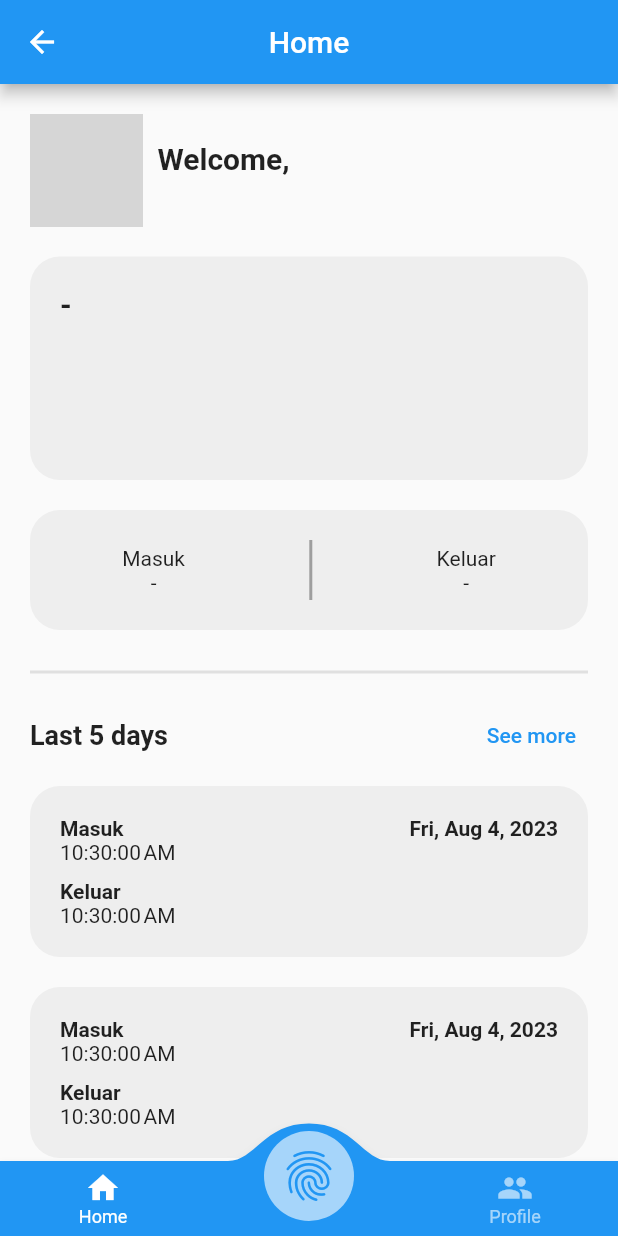
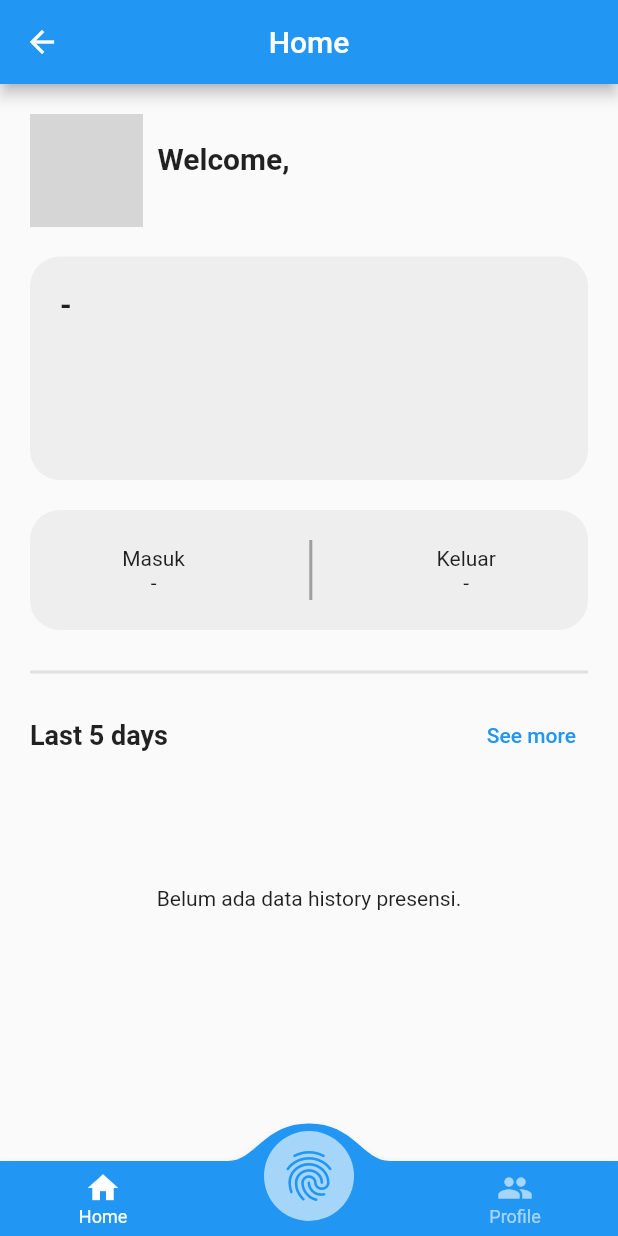
Before and after one commit to tadin-project/flutter-presence, a Flutter app: the HomeView screen opened by its route, on a phone screen of 412 x 824 dp. Run offline on Flutter 3.47's test engine with Material 2 defaults, Android fonts, the phone set to English and light mode, and no system bars; drawn by our look-alikes of convex_bottom_bar; our stand-ins replace cached_network_image, cloud_firestore, firebase_auth, firebase_core, firebase_storage, geocoding and 3 more; accounts and stored records are empty; generated files the repository leaves out were written again; network calls fail; grey boxes are pictures that could not be loaded.

Commit message:
show last 5 presence done

```diff
--- a/lib/app/modules/home/views/home_view.dart
+++ b/lib/app/modules/home/views/home_view.dart
@@ -118,13 +118,31 @@ class HomeView extends GetView<HomeController> {
                     color: Colors.grey[200],
                     borderRadius: BorderRadius.circular(20),
                   ),
-                  child: Row(
+                  child: StreamBuilder<DocumentSnapshot<Map<String, dynamic>>>(
+                    stream: controller.streamTodayPresence(),
+                    builder: (context, snapToday) {
+                      if (snapToday.connectionState ==
+                          ConnectionState.waiting) {
+                        return const Center(child: CircularProgressIndicator());
+                      }
+
+                      Map<String, dynamic>? dataToday = snapToday.data?.data();
+
+                      return Row(
                         mainAxisAlignment: MainAxisAlignment.spaceAround,
                         children: [
                           Column(
                             children: [
                               const Text("Masuk"),
-                          Text("-"),
+                              Text(
+                                dataToday?["masuk"] == null
+                                    ? "-"
+                                    : DateFormat.jms().format(
+                                        DateTime.parse(
+                                          dataToday!["masuk"]["date"],
+                                        ),
+                                      ),
+                              ),
                             ],
                           ),
                           Container(
@@ -135,10 +153,20 @@ class HomeView extends GetView<HomeController> {
                           Column(
                             children: [
                               const Text("Keluar"),
-                          Text("-"),
+                              Text(
+                                dataToday?["keluar"] == null
+                                    ? "-"
+                                    : DateFormat.jms().format(
+                                        DateTime.parse(
+                                          dataToday!["keluar"]["date"],
+                                        ),
+                                      ),
+                              ),
                             ],
                           ),
                         ],
+                      );
+                    },
                   ),
                 ),
                 const SizedBox(height: 20),
@@ -150,9 +178,9 @@ class HomeView extends GetView<HomeController> {
                 Row(
                   mainAxisAlignment: MainAxisAlignment.spaceBetween,
                   children: [
-                    Text(
+                    const Text(
                       "Last 5 days",
-                      style: const TextStyle(
+                      style: TextStyle(
                         fontWeight: FontWeight.bold,
                         fontSize: 18,
                       ),
@@ -166,11 +194,43 @@ class HomeView extends GetView<HomeController> {
                   ],
                 ),
                 const SizedBox(height: 10),
-                ListView.builder(
+                StreamBuilder<QuerySnapshot<Map<String, dynamic>>>(
+                  stream: controller.streamLastPresence(),
+                  builder: (context, snapPresence) {
+                    if (snapPresence.connectionState ==
+                        ConnectionState.waiting) {
+                      return const Center(child: CircularProgressIndicator());
+                    }
+
+                    if (snapPresence.data == null) {
+                      return const SizedBox(
+                        height: 150,
+                        child: Center(
+                          child: Text(
+                            "Belum ada data history presensi.",
+                          ),
+                        ),
+                      );
+                    }
+
+                    if (snapPresence.data!.docs.isEmpty) {
+                      return const SizedBox(
+                        height: 150,
+                        child: Center(
+                          child: Text(
+                            "Belum ada data history presensi.",
+                          ),
+                        ),
+                      );
+                    }
+
+                    return ListView.builder(
                       shrinkWrap: true,
                       physics: const NeverScrollableScrollPhysics(),
-                  itemCount: 5,
+                      itemCount: snapPresence.data!.docs.length,
                       itemBuilder: (context, index) {
+                        Map<String, dynamic> data =
+                            snapPresence.data!.docs[index].data();
                         return Padding(
                           padding: const EdgeInsets.only(bottom: 20),
                           child: Material(
@@ -199,25 +259,44 @@ class HomeView extends GetView<HomeController> {
                                               fontWeight: FontWeight.bold),
                                         ),
                                         Text(
-                                      DateFormat.yMMMEd()
-                                          .format(DateTime.now()),
+                                          DateFormat.yMMMEd().format(
+                                              DateTime.parse(data["date"])),
                                           style: const TextStyle(
                                               fontWeight: FontWeight.bold),
                                         ),
                                       ],
                                     ),
-                                Text(DateFormat.jms().format(DateTime.now())),
+                                    Text(
+                                      data["masuk"]?["date"] == null
+                                          ? "-"
+                                          : DateFormat.jms().format(
+                                              DateTime.parse(
+                                                data["masuk"]!["date"],
+                                              ),
+                                            ),
+                                    ),
                                     const SizedBox(height: 10),
                                     const Text(
                                       "Keluar",
-                                  style: TextStyle(fontWeight: FontWeight.bold),
+                                      style: TextStyle(
+                                          fontWeight: FontWeight.bold),
                                     ),
-                                Text(DateFormat.jms().format(DateTime.now())),
+                                    Text(
+                                      data["keluar"]?["date"] == null
+                                          ? "-"
+                                          : DateFormat.jms().format(
+                                              DateTime.parse(
+                                                data["keluar"]!["date"],
+                                              ),
+                                            ),
+                                    ),
                                   ],
                                 ),
                               ),
                             ),
                           ),
+                        );
+                      },
                     );
                   },
                 ),
```
Also changed, not shown: lib/app/controllers/page_index_controller.dart (+71 -6 lines), lib/app/modules/home/controllers/home_controller.dart (+25 -0 lines). Lines whose indentation alone changed are shown as unchanged.
